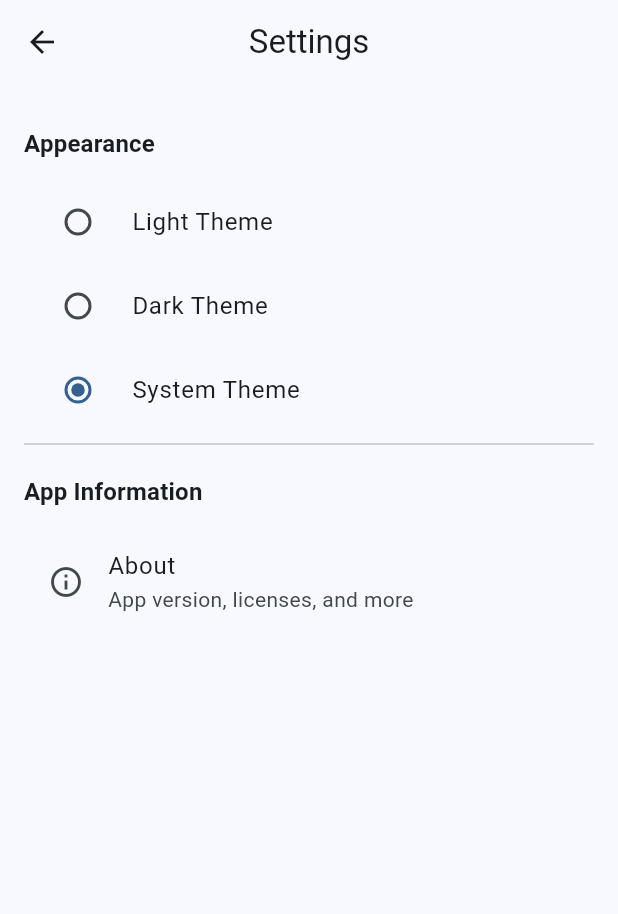
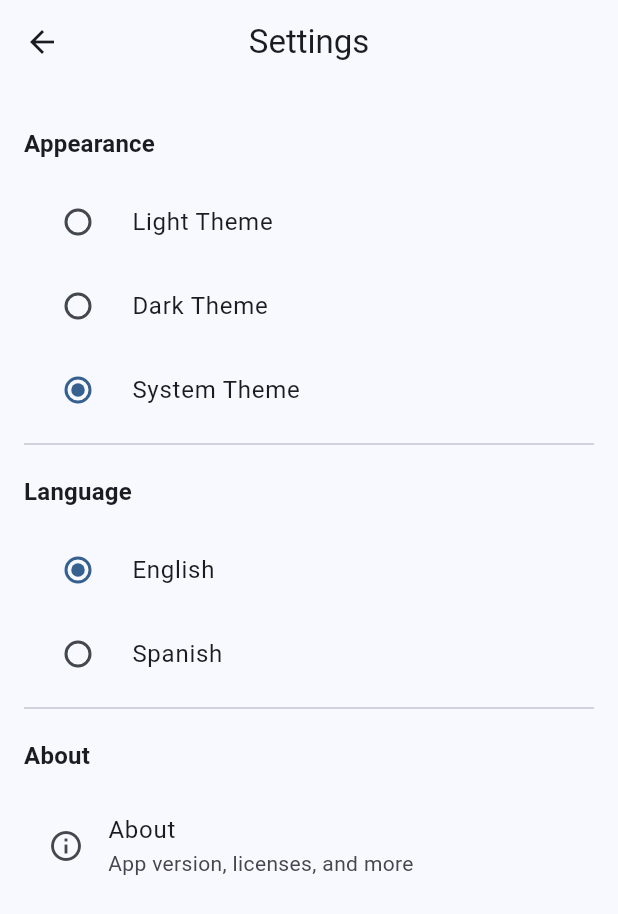
Before and after one commit to hariysu/aa-frame, a Flutter app: the screen it shows after launch, after a tap on the "settings" icon, on a phone screen of 412 x 824 dp. Shown: the top 914 px of the screen. Run offline on Flutter 3.47's test engine with Material 3 defaults, Android fonts, the light colour scheme and no system bars; our stand-ins replace easy_localization, shared_preferences.

Commit message:
Localization English and Spanish

```diff
--- /dev/null
+++ b/lib/core/providers/language_provider.dart
@@ -0,0 +1,77 @@
+import 'package:flutter/material.dart';
+import 'package:shared_preferences/shared_preferences.dart';
+import 'package:easy_localization/easy_localization.dart';
+
+/// Provider for managing app language
+class LanguageProvider extends ChangeNotifier {
+  static const String _languagePreferenceKey = 'language_code';
+  static const String _countryPreferenceKey = 'country_code';
+
+  // Default language is English
+  Locale _locale = const Locale('en');
+
+  /// Get current locale
+  Locale get locale => _locale;
+
+  /// Constructor loads saved language
+  LanguageProvider() {
+    _loadLanguageFromPrefs();
+  }
+
+  /// Load language from shared preferences
+  Future<void> _loadLanguageFromPrefs() async {
+    final prefs = await SharedPreferences.getInstance();
+    final savedLanguageCode = prefs.getString(_languagePreferenceKey);
+    final savedCountryCode = prefs.getString(_countryPreferenceKey);
+
+    if (savedLanguageCode != null) {
+      _locale = Locale(savedLanguageCode, savedCountryCode);
+      notifyListeners();
+    }
+  }
+
+  /// Save language to shared preferences
+  Future<void> _saveLanguageToPrefs(Locale locale) async {
+    final prefs = await SharedPreferences.getInstance();
+    await prefs.setString(_languagePreferenceKey, locale.languageCode);
+    if (locale.countryCode != null) {
+      await prefs.setString(_countryPreferenceKey, locale.countryCode!);
+    } else {
+      await prefs.remove(_countryPreferenceKey);
+    }
+  }
+
+  /// Set language
+  Future<void> setLocale(BuildContext context, Locale locale) async {
+    if (_locale.languageCode == locale.languageCode) return;
+
+    _locale = locale;
+
+    // Update the app's locale
+    await context.setLocale(locale);
+
+    // Save the preference
+    await _saveLanguageToPrefs(locale);
+
+    // Notify listeners after everything is done
+    notifyListeners();
+  }
+
+  /// Get language name from locale
+  String getLanguageName(Locale locale) {
+    switch (locale.languageCode) {
+      case 'en':
+        return 'English';
+      case 'es':
+        return 'Español';
+      default:
+        return 'Unknown';
+    }
+  }
+
+  /// Get supported locales
+  List<Locale> get supportedLocales => const [
+        Locale('en'),
+        Locale('es'),
+      ];
+}
--- a/lib/main.dart
+++ b/lib/main.dart
@@ -1,23 +1,38 @@
 import 'package:flutter/material.dart';
+import 'package:flutter/services.dart';
 import 'package:provider/provider.dart';
+import 'package:easy_localization/easy_localization.dart';
 
 import 'config/app_config.dart';
 import 'core/theme.dart';
 import 'core/providers/theme_provider.dart';
+import 'core/providers/language_provider.dart';
 import 'routes/app_router.dart';
 
-void main() {
+void main() async {
   // Ensure Flutter is initialized
   WidgetsFlutterBinding.ensureInitialized();
+
+  // Initialize EasyLocalization
+  await EasyLocalization.ensureInitialized();
 
   // Initialize app configuration
   AppConfig.initialize(environment: Environment.development);
 
   // Run the app
   runApp(
-    ChangeNotifierProvider(
-      create: (_) => ThemeProvider(),
-      child: const MyApp(),
+    EasyLocalization(
+      supportedLocales: const [Locale('en'), Locale('es')],
+      path: 'assets/translations',
+      fallbackLocale: const Locale('en'),
+      useOnlyLangCode: true,
+      child: MultiProvider(
+        providers: [
+          ChangeNotifierProvider(create: (_) => ThemeProvider()),
+          ChangeNotifierProvider(create: (_) => LanguageProvider()),
+        ],
+        child: const MyApp(),
+      ),
     ),
   );
 }
@@ -31,6 +46,9 @@ class MyApp extends StatelessWidget {
     // Get the current theme from the provider
     final themeProvider = Provider.of<ThemeProvider>(context);
 
+    // Access the locale to ensure the widget rebuilds when it changes
+    final currentLocale = context.locale;
+
     return MaterialApp(
       title: AppConfig.instance.appName,
       theme: AppTheme.lightTheme,
@@ -39,6 +57,11 @@ class MyApp extends StatelessWidget {
       initialRoute: AppRoutes.home,
       onGenerateRoute: AppRouter.onGenerateRoute,
       debugShowCheckedModeBanner: false,
+
+      // Localization settings
+      localizationsDelegates: context.localizationDelegates,
+      supportedLocales: context.supportedLocales,
+      locale: currentLocale,
     );
   }
 }
--- a/lib/presentation/screens/home_screen.dart
+++ b/lib/presentation/screens/home_screen.dart
@@ -1,4 +1,5 @@
 import 'package:flutter/material.dart';
+import 'package:easy_localization/easy_localization.dart';
 import '../../core/utils.dart';
 import '../../routes/app_router.dart';
 
@@ -8,9 +9,12 @@ class HomeScreen extends StatelessWidget {
 
   @override
   Widget build(BuildContext context) {
+    // This ensures the widget rebuilds when the locale changes
+    context.locale;
+
     return Scaffold(
       appBar: AppBar(
-        title: const Text('Home'),
+        title: Text('home.title'.tr()),
         actions: [
           IconButton(
             icon: const Icon(Icons.settings),
@@ -25,9 +29,9 @@ class HomeScreen extends StatelessWidget {
         child: Column(
           mainAxisAlignment: MainAxisAlignment.center,
           children: [
-            const Text(
-              'Welcome to AA Frame',
-              style: TextStyle(
+            Text(
+              'home.welcome'.tr(),
+              style: const TextStyle(
                 fontSize: 24,
                 fontWeight: FontWeight.bold,
               ),
@@ -36,9 +40,9 @@ class HomeScreen extends StatelessWidget {
             ElevatedButton(
               onPressed: () {
                 // TODO: Navigate to users screen
-                Utils.showSnackBar(context, 'Users button pressed');
+                Utils.showSnackBar(context, 'home.users_button_pressed'.tr());
               },
-              child: const Text('View Users'),
+              child: Text('home.view_users'.tr()),
             ),
           ],
         ),
@@ -46,7 +50,7 @@ class HomeScreen extends StatelessWidget {
       floatingActionButton: FloatingActionButton(
         onPressed: () {
           // TODO: Add new item
-          Utils.showSnackBar(context, 'Add button pressed');
+          Utils.showSnackBar(context, 'home.add_button_pressed'.tr());
         },
         child: const Icon(Icons.add),
       ),
--- a/lib/presentation/screens/settings_screen.dart
+++ b/lib/presentation/screens/settings_screen.dart
@@ -1,6 +1,8 @@
 import 'package:flutter/material.dart';
 import 'package:provider/provider.dart';
+import 'package:easy_localization/easy_localization.dart';
 import '../../core/providers/theme_provider.dart';
+import '../../core/providers/language_provider.dart';
 import '../../core/utils.dart';
 
 /// Settings screen for the application
@@ -10,25 +12,59 @@ class SettingsScreen extends StatelessWidget {
   @override
   Widget build(BuildContext context) {
     final themeProvider = Provider.of<ThemeProvider>(context);
+    final languageProvider = Provider.of<LanguageProvider>(context);
 
     return Scaffold(
       appBar: AppBar(
-        title: const Text('Settings'),
+        title: Text('settings.title'.tr()),
       ),
       body: ListView(
         padding: const EdgeInsets.all(16),
         children: [
           // Theme section
-          const _SectionHeader(title: 'Appearance'),
+          _SectionHeader(title: 'settings.appearance'.tr()),
 
           // Theme mode selection
           _ThemeModeSelector(
             currentThemeMode: themeProvider.themeMode,
             onThemeModeChanged: (ThemeMode mode) {
               themeProvider.setThemeMode(mode);
+
+              // Get the translated theme name
+              final themeName = mode == ThemeMode.light
+                  ? 'settings.theme.light'.tr()
+                  : mode == ThemeMode.dark
+                      ? 'settings.theme.dark'.tr()
+                      : 'settings.theme.system'.tr();
+
               Utils.showSnackBar(
                 context,
-                'Theme changed to ${_getThemeModeName(mode)}',
+                'settings.theme.changed'.tr(namedArgs: {'theme': themeName}),
+              );
+            },
+          ),
+
+          const Divider(),
+
+          // Language section
+          _SectionHeader(title: 'settings.language.title'.tr()),
+
+          // Language selection
+          _LanguageSelector(
+            currentLocale: context.locale,
+            supportedLocales: languageProvider.supportedLocales,
+            onLocaleChanged: (Locale locale) async {
+              await languageProvider.setLocale(context, locale);
+
+              // Get the language name
+              final languageName = locale.languageCode == 'en'
+                  ? 'settings.language.english'.tr()
+                  : 'settings.language.spanish'.tr();
+
+              Utils.showSnackBar(
+                context,
+                'settings.language.changed'
+                    .tr(namedArgs: {'language': languageName}),
               );
             },
           ),
@@ -36,15 +72,15 @@ class SettingsScreen extends StatelessWidget {
           const Divider(),
 
           // App info section
-          const _SectionHeader(title: 'App Information'),
+          _SectionHeader(title: 'settings.about.title'.tr()),
 
           ListTile(
             leading: const Icon(Icons.info_outline),
-            title: const Text('About'),
-            subtitle: const Text('App version, licenses, and more'),
+            title: Text('settings.about.title'.tr()),
+            subtitle: Text('settings.about.subtitle'.tr()),
             onTap: () {
               // TODO: Navigate to about screen
-              Utils.showSnackBar(context, 'About pressed');
+              Utils.showSnackBar(context, 'settings.about.button_pressed'.tr());
             },
           ),
         ],
@@ -56,11 +92,11 @@ class SettingsScreen extends StatelessWidget {
   String _getThemeModeName(ThemeMode mode) {
     switch (mode) {
       case ThemeMode.light:
-        return 'Light';
+        return 'settings.theme.light';
       case ThemeMode.dark:
-        return 'Dark';
+        return 'settings.theme.dark';
       case ThemeMode.system:
-        return 'System';
+        return 'settings.theme.system';
     }
   }
 }
@@ -100,7 +136,7 @@ class _ThemeModeSelector extends StatelessWidget {
     return Column(
       children: [
         RadioListTile<ThemeMode>(
-          title: const Text('Light Theme'),
+          title: Text('settings.theme.light'.tr()),
           value: ThemeMode.light,
           groupValue: currentThemeMode,
           onChanged: (ThemeMode? value) {
@@ -108,7 +144,7 @@ class _ThemeModeSelector extends StatelessWidget {
           },
         ),
         RadioListTile<ThemeMode>(
-          title: const Text('Dark Theme'),
+          title: Text('settings.theme.dark'.tr()),
           value: ThemeMode.dark,
           groupValue: currentThemeMode,
           onChanged: (ThemeMode? value) {
@@ -116,7 +152,7 @@ class _ThemeModeSelector extends StatelessWidget {
           },
         ),
         RadioListTile<ThemeMode>(
-          title: const Text('System Theme'),
+          title: Text('settings.theme.system'.tr()),
           value: ThemeMode.system,
           groupValue: currentThemeMode,
           onChanged: (ThemeMode? value) {
@@ -127,3 +163,42 @@ class _ThemeModeSelector extends StatelessWidget {
     );
   }
 }
+
+/// Language selector widget
+class _LanguageSelector extends StatelessWidget {
+  final Locale currentLocale;
+  final List<Locale> supportedLocales;
+  final Function(Locale) onLocaleChanged;
+
+  const _LanguageSelector({
+    required this.currentLocale,
+    required this.supportedLocales,
+    required this.onLocaleChanged,
+  });
+
+  @override
+  Widget build(BuildContext context) {
+    return Column(
+      children: supportedLocales.map((locale) {
+        final isSelected = locale.languageCode == currentLocale.languageCode;
+        final languageName = locale.languageCode == 'en'
+            ? 'settings.language.english'.tr()
+            : 'settings.language.spanish'.tr();
+
+        return RadioListTile<String>(
+          title: Text(languageName),
+          value: locale.languageCode,
+          groupValue: currentLocale.languageCode,
+          onChanged: (String? value) {
+            if (value != null) {
+              // Use a slight delay to ensure the UI updates properly
+              Future.delayed(Duration.zero, () {
+                onLocaleChanged(Locale(value));
+              });
+            }
+          },
+        );
+      }).toList(),
+    );
+  }
+}
--- a/pubspec.yaml
+++ b/pubspec.yaml
@@ -12,6 +12,7 @@ dependencies:
   http: ^1.1.0
   provider: ^6.1.1
   shared_preferences: ^2.2.2
+  easy_localization: ^3.0.3
 
 dev_dependencies:
   flutter_test:
@@ -20,3 +21,5 @@ dev_dependencies:
 
 flutter:
   uses-material-design: true
+  assets:
+    - assets/translations/
```
Also changed, not shown: assets/translations/en.json (added, +62 -0 lines), assets/translations/es.json (added, +62 -0 lines), pubspec.lock.
